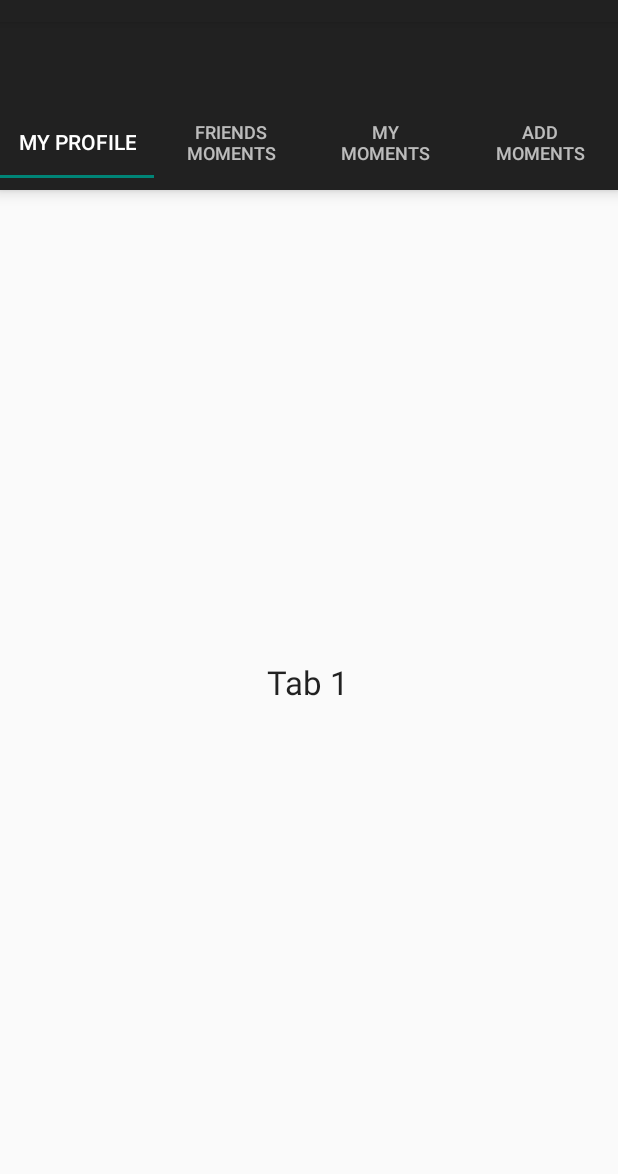
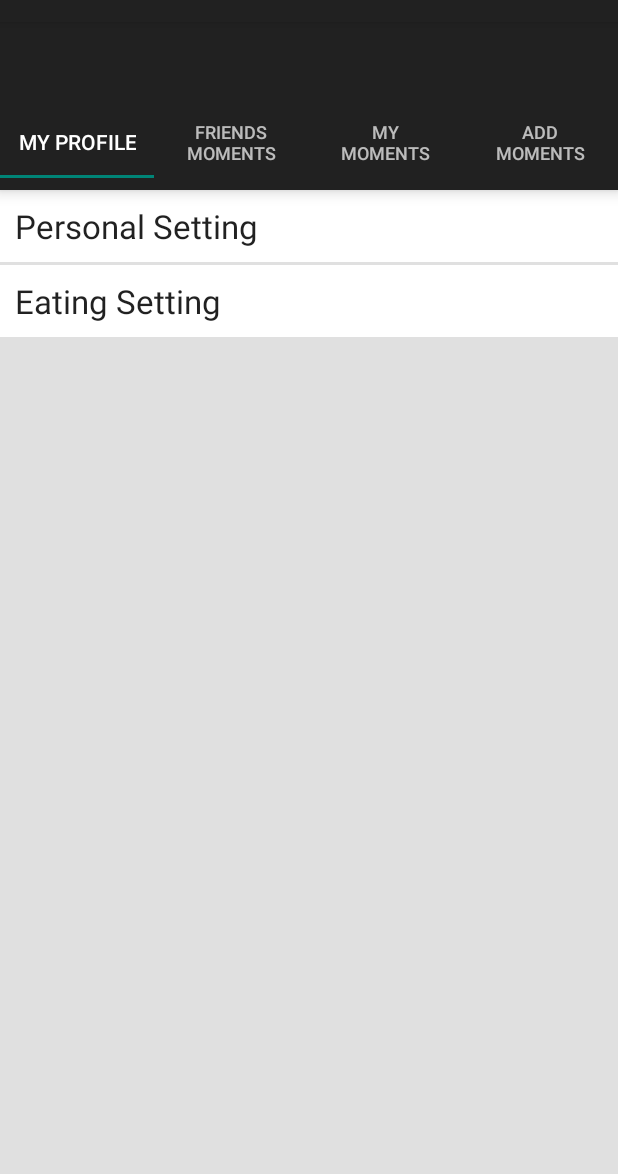
Before and after one commit to chendongmidong/Nourriture_BTJU, an Android app: the screen it shows after launch (Main), on a phone screen of 412 x 824 dp, the part 62-1236 px from its top. Run offline under Robolectric (Android 15) with nearby library versions, the phone set to English and light mode, and no system bars.

Commit message:
setting module

```diff
--- a/application/Nourriture/app/src/main/java/com/nourriture/app/TabFragment1.java
+++ b/application/Nourriture/app/src/main/java/com/nourriture/app/TabFragment1.java
@@ -1,17 +1,32 @@
 package com.nourriture.app;
 
+import android.content.Intent;
 import android.os.Bundle;
 import android.support.v4.app.Fragment;
 import android.view.LayoutInflater;
 import android.view.View;
 import android.view.ViewGroup;
+import android.widget.Button;
+import android.widget.TextView;
 
 /**
  * Created by Simon on 23-Nov-15.
  */
 public class TabFragment1 extends Fragment {
+    public final static String SETTING_ACTION = "com.nourriture.app.setting";
     @Override
     public View onCreateView(LayoutInflater inflater, ViewGroup container, Bundle savedInstanceState) {
-        return inflater.inflate(R.layout.tab_fragment_1, container, false);
+        View view = inflater.inflate(R.layout.tab_fragment_1, container, false);
+        TextView personal_setting = (TextView) view.findViewById(R.id.personal_setting);
+
+        personal_setting.setOnClickListener(new View.OnClickListener() {
+            @Override
+            public void onClick(View view) {
+                Intent intent = new Intent();
+                intent.setAction(SETTING_ACTION);
+                startActivity(intent);
+            }
+        });
+        return view;
     }
 }
--- a/application/Nourriture/app/src/main/res/layout/tab_fragment_1.xml
+++ b/application/Nourriture/app/src/main/res/layout/tab_fragment_1.xml
@@ -1,15 +1,29 @@
 <?xml version="1.0" encoding="utf-8"?>
-<RelativeLayout xmlns:android="http://schemas.android.com/apk/res/android"
+<LinearLayout xmlns:android="http://schemas.android.com/apk/res/android"
                 android:layout_width="match_parent"
                 android:layout_height="match_parent"
-                android:orientation="vertical">
+                android:orientation="vertical"
+                android:background="@color/material_grey_300">
+    <TextView
+            android:id="@+id/personal_setting"
+            android:layout_width="match_parent"
+            android:layout_height="48dp"
+            android:text="@string/personal_setting"
+            android:gravity="center_vertical"
+            android:textAppearance="?android:attr/textAppearanceLarge"
+            android:paddingStart="10dp"
+            android:background="#fff"/>
+
+    <TextView android:layout_width="wrap_content" android:layout_height="2dp"/>
 
     <TextView
-            android:id="@+id/textView"
-            android:layout_width="wrap_content"
-            android:layout_height="wrap_content"
-            android:layout_centerInParent="true"
-            android:text="Tab 1"
-            android:textAppearance="?android:attr/textAppearanceLarge"/>
+            android:id="@+id/Eating_setting"
+            android:layout_width="match_parent"
+            android:layout_height="48dp"
+            android:text="@string/eating_setting"
+            android:gravity="center_vertical"
+            android:textAppearance="?android:attr/textAppearanceLarge"
+            android:paddingStart="10dp"
+            android:background="#fff"/>
 
-</RelativeLayout>
+</LinearLayout>
```
Also changed, not shown: application/Nourriture/app/src/main/AndroidManifest.xml (+9 -0 lines), application/Nourriture/app/src/main/res/layout/setting.xml (added, +25 -0 lines), application/Nourriture/app/src/main/res/values/strings.xml (+7 -5 lines).
